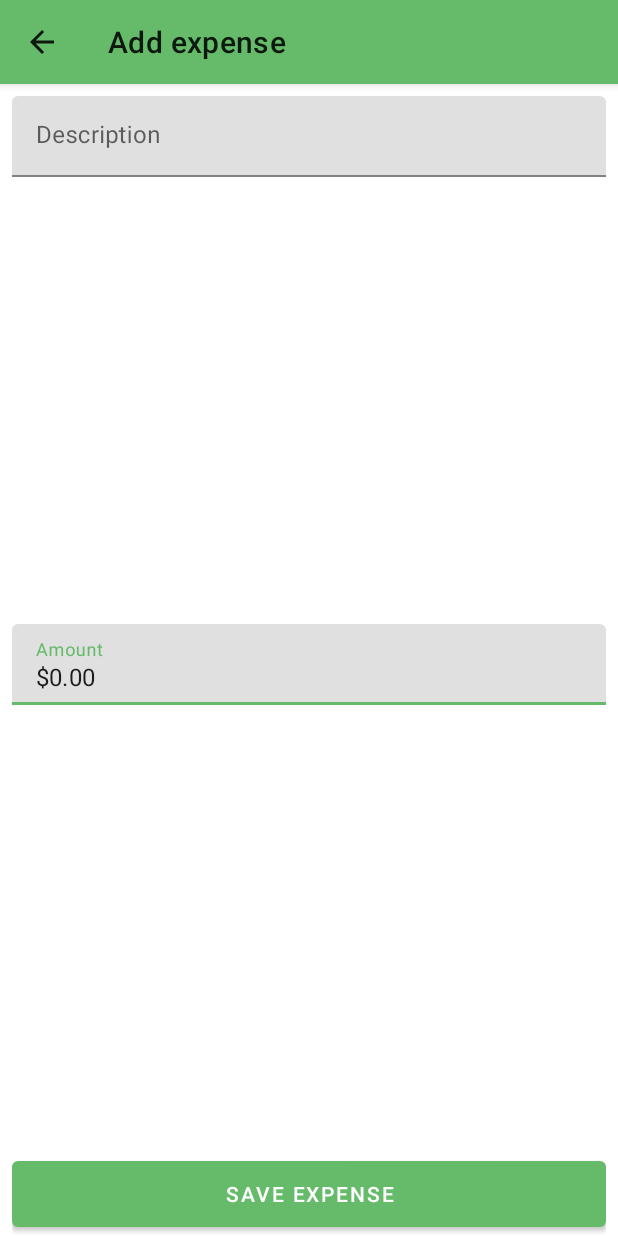
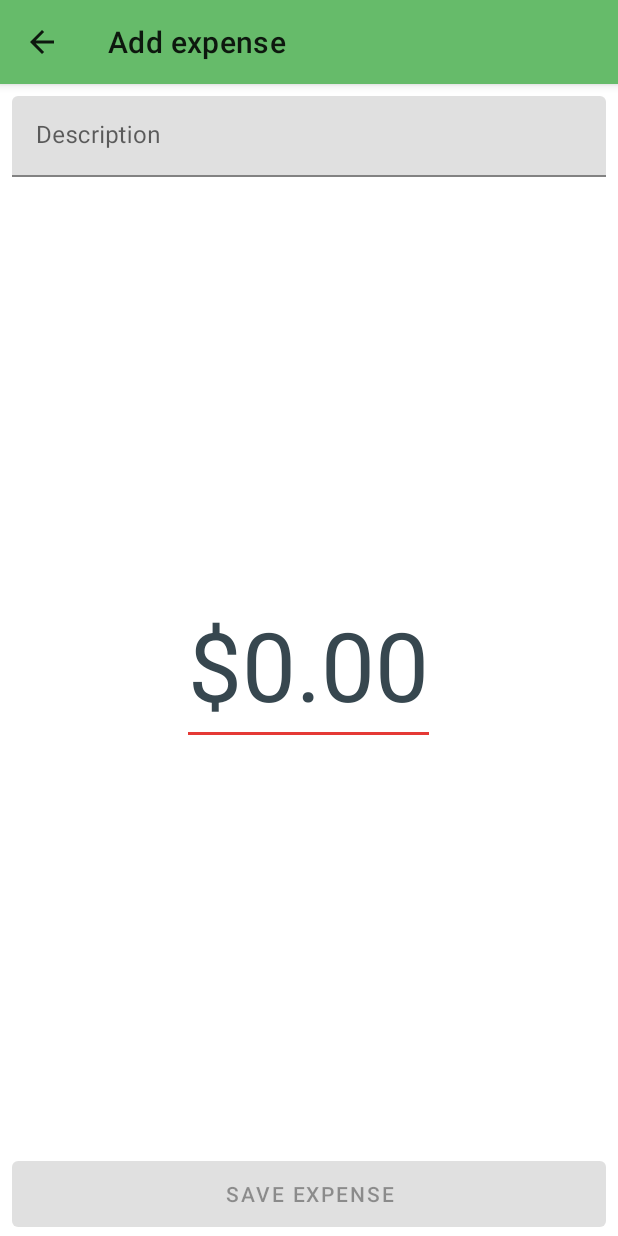
Before and after one commit to ppr88/Caderneta, an Android app: the NewExpenseActivity screen opened directly, with no data from a screen before it, on a phone screen of 412 x 824 dp. Run offline under Robolectric (Android 15) with nearby library versions, the phone set to English and light mode, and no system bars.

Commit message:
Edit expense field

```diff
--- a/app/src/main/java/de/pedroribeiro/caderneta/NewExpenseActivity.kt
+++ b/app/src/main/java/de/pedroribeiro/caderneta/NewExpenseActivity.kt
@@ -6,15 +6,15 @@ import android.os.Bundle
 import androidx.appcompat.app.AppCompatActivity
 import android.util.Log
 import android.widget.Button
-import android.widget.EditText
 import android.content.Intent
+import android.text.Editable
+import android.text.TextWatcher
 import com.google.android.material.textfield.TextInputEditText
 import de.pedroribeiro.caderneta.model.Category
 import de.pedroribeiro.caderneta.model.Expense
 import android.view.inputmethod.EditorInfo
-import android.widget.TextView
-
-
+import de.pedroribeiro.caderneta.view.CurrencyEditText
+import kotlin.math.pow
 
 
 class NewExpenseActivity : AppCompatActivity() {
@@ -23,7 +23,7 @@ class NewExpenseActivity : AppCompatActivity() {
 
     private lateinit var bSaveExpense: Button
     private lateinit var eExpenseName: TextInputEditText
-    private lateinit var eExpenseValue: EditText
+    private lateinit var eExpenseValue: CurrencyEditText
 
     override fun onCreate(savedInstanceState: Bundle?) {
         super.onCreate(savedInstanceState)
@@ -49,11 +49,14 @@ class NewExpenseActivity : AppCompatActivity() {
             val replyIntent = Intent(this, MainActivity::class.java).apply {
                 flags = Intent.FLAG_ACTIVITY_CLEAR_TOP
             }
-            if (eExpenseValue.text.isEmpty()) {
+            if (eExpenseValue.text.isNullOrEmpty()) {
                 setResult(Activity.RESULT_CANCELED, replyIntent)
             }
             else {
-                val value = eExpenseValue.text.toString().toDouble()
+                //raw value returns an integer value, e.g. R$10,40 would be returned as 1040
+                //we must then convert it to decimals that can vary depending on the currency
+                //we can also get the number of decimal digits for this currency from the CurrencyEditText
+                val value = eExpenseValue.rawValue / ((10.0).pow(eExpenseValue.decimalDigits))
                 val name = eExpenseName.text.toString()
                 val expense = Expense(null, value, categoryId, name)
                 val expenseViewModel = ViewModelProviders.of(this)
@@ -74,5 +77,20 @@ class NewExpenseActivity : AppCompatActivity() {
             }
             else false
         }
+
+        /**
+         * Disable the save button if the value input is empty or zero
+         */
+        eExpenseValue.addTextChangedListener(object : TextWatcher {
+            override fun afterTextChanged(p0: Editable?) {
+            }
+
+            override fun beforeTextChanged(p0: CharSequence?, p1: Int, p2: Int, p3: Int) {
+            }
+
+            override fun onTextChanged(p0: CharSequence?, p1: Int, p2: Int, p3: Int) {
+                bSaveExpense.isEnabled = !(p0.isNullOrBlank() || eExpenseValue.rawValue == 0L)
+            }
+        })
     }
 }
--- a/app/src/main/res/layout/activity_new_expense.xml
+++ b/app/src/main/res/layout/activity_new_expense.xml
@@ -19,7 +19,7 @@
         app:layout_constraintTop_toTopOf="parent"
         app:layout_constraintLeft_toLeftOf="parent"
         tools:layout_editor_absoluteX="8dp"
-        style="@style/Widget.MaterialComponents.TextInputLayout.FilledBox.Dense"
+        style="@style/TextInputLayoutStyle"
         android:hint="@string/h_expense_name">
 
         <com.google.android.material.textfield.TextInputEditText
@@ -29,41 +29,46 @@
             android:autofillHints="description"
             android:imeOptions="actionNext|flagNoFullscreen"
             android:inputType="text|textCapSentences"
+            style="@style/TextInputEditTextStyle"
             app:layout_constraintTop_toTopOf="parent" />
     </com.google.android.material.textfield.TextInputLayout>
 
 
-    <com.google.android.material.textfield.TextInputLayout
+    <LinearLayout
         android:id="@+id/lExpenseValue"
         android:layout_width="match_parent"
         android:layout_height="wrap_content"
-        app:layout_constraintTop_toBottomOf="@id/lExpenseName"
+        android:gravity="center"
         app:layout_constraintBottom_toTopOf="@id/bSaveExpense"
         app:layout_constraintLeft_toLeftOf="parent"
-        style="@style/Widget.MaterialComponents.TextInputLayout.FilledBox.Dense"
-        android:hint="@string/h_expense_value">
+        app:layout_constraintTop_toBottomOf="@id/lExpenseName">
 
         <de.pedroribeiro.caderneta.view.CurrencyEditText
             android:id="@+id/eExpenseValue"
-            android:layout_width="match_parent"
+            android:layout_width="wrap_content"
             android:layout_height="wrap_content"
+            android:layout_centerInParent="false"
             android:autofillHints="value"
             android:imeOptions="actionDone|flagNoFullscreen"
+            android:importantForAutofill="no"
             android:inputType="numberDecimal"
-            android:importantForAutofill="no"
+            android:textSize="@dimen/expense_input_text_size"
             app:layout_constraintTop_toTopOf="parent">
+
             <requestFocus />
         </de.pedroribeiro.caderneta.view.CurrencyEditText>
-    </com.google.android.material.textfield.TextInputLayout>
+    </LinearLayout>
 
 
     <com.google.android.material.button.MaterialButton
         android:id="@+id/bSaveExpense"
         android:layout_width="match_parent"
         android:layout_height="wrap_content"
+        android:enabled="false"
+        android:minHeight="56dp"
+        android:text="@string/b_save_expense"
         app:layout_constraintBottom_toBottomOf="parent"
-        android:minHeight="56dp"
-        android:text="@string/b_save_expense"/>
+        tools:layout_editor_absoluteX="8dp" />
 
 
 </androidx.constraintlayout.widget.ConstraintLayout>
--- a/app/src/main/res/values/dimens.xml
+++ b/app/src/main/res/values/dimens.xml
@@ -1,3 +1,4 @@
 <resources>
     <dimen name="fab_margin">16dp</dimen>
+    <dimen name="expense_input_text_size">64dp</dimen>
 </resources>
--- a/app/src/main/res/values/styles.xml
+++ b/app/src/main/res/values/styles.xml
@@ -7,6 +7,7 @@
         <item name="colorSecondary">@color/secondaryColor</item>
         <item name="colorAccent">@color/secondaryColor</item>
         <item name="android:textColor">@color/primaryTextColor</item>
+        <item name="editTextStyle">@style/EditTextStyle</item>
     </style>
 
     <style name="AppTheme.NoActionBar" parent="AppTheme">
@@ -23,9 +24,15 @@
         <item name="android:textSize">28sp</item>
     </style>
 
+    <style name="TextInputLayoutStyle" parent="Widget.MaterialComponents.TextInputLayout.FilledBox.Dense">
+        <item name="android:textColor">@color/primaryTextColor</item>
+    </style>
+    <style name="TextInputEditTextStyle" parent="Widget.MaterialComponents.TextInputEditText.FilledBox.Dense">
+        <item name="android:textColor">@color/primaryTextColor</item>
+    </style>
 
-    <style name="ExpenseListItem">
-
+    <style name="EditTextStyle" parent="@android:style/Widget.EditText">
+        <item name="android:textColor">@color/primaryTextColor</item>
     </style>
 
 </resources>
```
